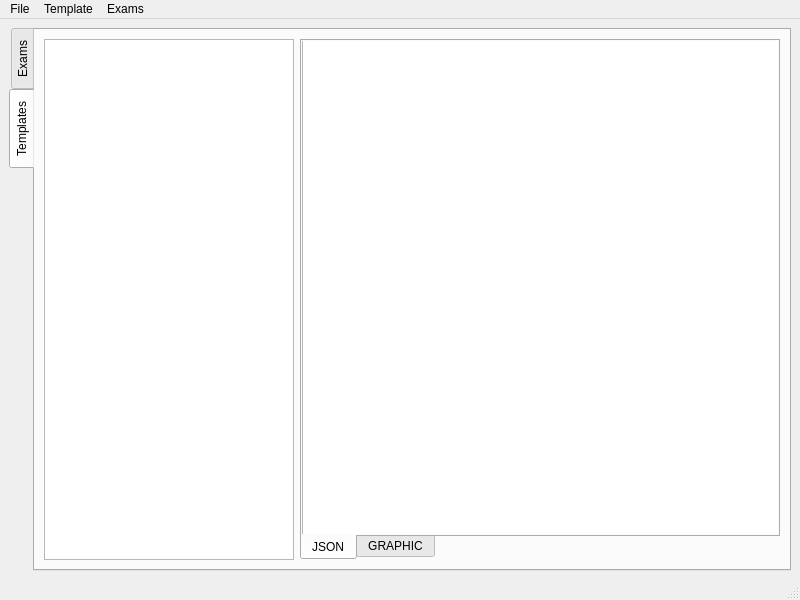
Before: the Qt Designer form aer/views/mainwindow.ui in GandalfM/automatic-exams-reader, drawn with Qt 5.
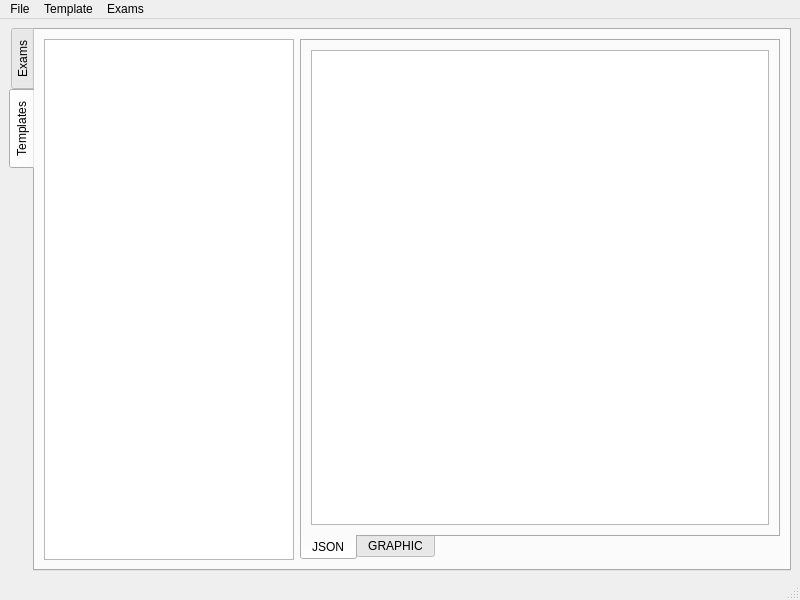
After: the same form once the commit is applied. The open tabs and pages were chosen to show the change.

Commit message: Fixed layout issue

```diff
--- a/aer/views/mainwindow.ui
+++ b/aer/views/mainwindow.ui
@@ -136,18 +136,12 @@
            <attribute name="title">
             <string>JSON</string>
            </attribute>
+           <layout class="QVBoxLayout" name="verticalLayout_5">
+            <item>
            <widget class="QTextEdit" name="templateTextEdit">
             <property name="enabled">
              <bool>true</bool>
             </property>
-            <property name="geometry">
-             <rect>
-              <x>0</x>
-              <y>-4</y>
-              <width>481</width>
-              <height>501</height>
-             </rect>
-            </property>
             <property name="sizePolicy">
              <sizepolicy hsizetype="Preferred" vsizetype="Preferred">
               <horstretch>0</horstretch>
@@ -155,6 +149,8 @@
              </sizepolicy>
             </property>
            </widget>
+            </item>
+           </layout>
           </widget>
           <widget class="QWidget" name="tab_2">
            <attribute name="title">
```
Left out of the diff: 32 changed lines with no effect on the pictures. Lines whose indentation alone changed are shown as unchanged.
